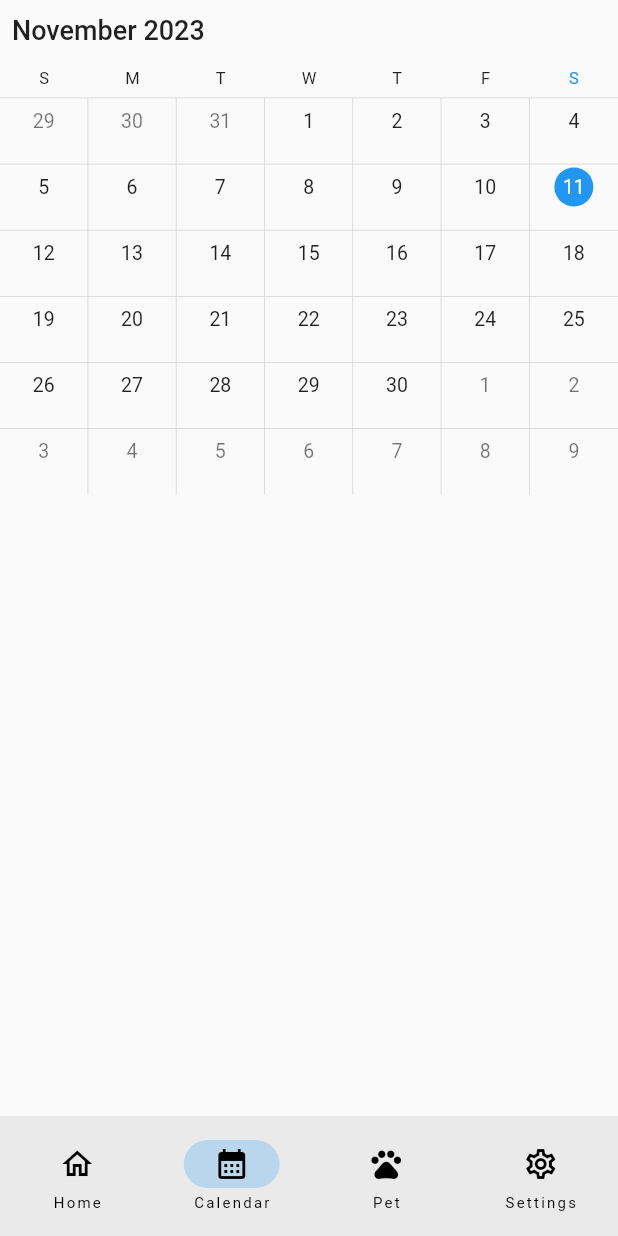
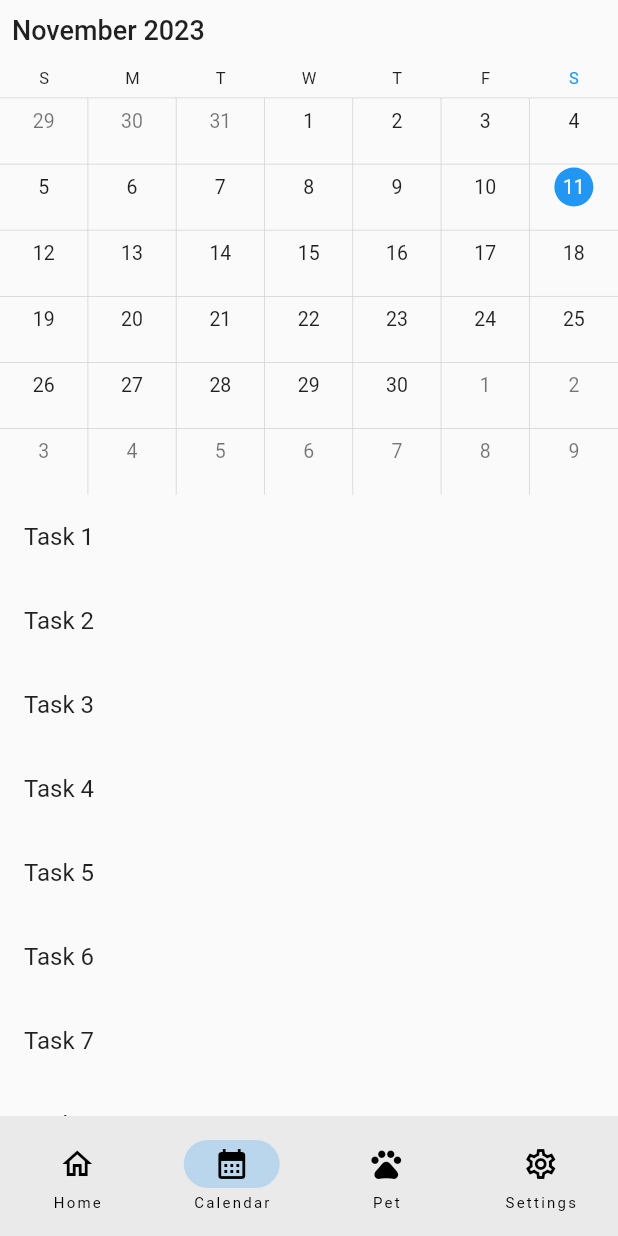
Before and after one commit to PawsitiveFocus/Pawsitive-Focus, a Flutter app: the screen it shows after launch, item 2 of the bottom bar chosen, on a phone screen of 412 x 824 dp. Run offline on Flutter 3.47's test engine with Material 2 defaults, Android fonts, the phone set to English and light mode, and no system bars; drawn by our look-alikes of syncfusion_flutter_calendar; our stand-ins replace numberpicker.

Commit message:
added tasks to calendar view

```diff
--- /dev/null
+++ b/lib/Models/CalendarModel.dart
@@ -0,0 +1,13 @@
+class CalendarModel {
+  List<String> tasks = [
+    'Task 1',
+    'Task 2',
+    'Task 3',
+    'Task 4',
+    'Task 5',
+    'Task 6',
+    'Task 7',
+    'Task 8',
+    'Task 9',
+  ];
+}
--- /dev/null
+++ b/lib/ViewModels/CalendarViewModel.dart
@@ -0,0 +1,18 @@
+import 'package:pawsitivefocus/Models/CalendarModel.dart';
+
+class CalendarViewModel {
+  final CalendarModel _model = CalendarModel();
+
+  List<String> get tasks => _model.tasks;
+
+  void addTask(String newTask) {
+    if (newTask.isNotEmpty) {
+      _model.tasks.add(newTask);
+    }
+  }
+  void deleteTask(int index) {
+    if (index >= 0 && index < tasks.length) {
+      tasks.removeAt(index);
+    }
+  }
+}
--- a/lib/Views/CalendarView.dart
+++ b/lib/Views/CalendarView.dart
@@ -1,5 +1,9 @@
 import 'package:flutter/material.dart';
 import 'package:syncfusion_flutter_calendar/calendar.dart';
+import 'package:pawsitivefocus/ViewModels/CalendarViewModel.dart';
+import 'package:pawsitivefocus/Models/CalendarModel.dart';
+
+
 
 class MyCalendarView extends StatefulWidget {
   @override
@@ -7,6 +11,8 @@ class MyCalendarView extends StatefulWidget {
 }
 
 class CalendarViewState extends State<MyCalendarView> {
+  final CalendarViewModel viewModel = CalendarViewModel();
+
   @override
   Widget build(BuildContext context) {
     return Scaffold(
@@ -20,7 +26,29 @@ class CalendarViewState extends State<MyCalendarView> {
           ),
           Container( //for bottom half of page
             height: MediaQuery.of(context).size.height * 0.6, // Take up half of the screen height
-
+    child: ListView.builder(
+    itemCount: viewModel.tasks.length,
+    itemBuilder: (context, index) {
+    return Dismissible(
+    key: Key(viewModel.tasks[index]),
+    direction: DismissDirection.horizontal,
+    onDismissed: (direction) {
+    setState(() {
+    viewModel.deleteTask(index);
+    });
+    },
+    background: Container(
+    color: Colors.red,
+    alignment: Alignment.centerLeft,
+    padding: EdgeInsets.symmetric(horizontal: 20.0),
+    child: Icon(Icons.delete, color: Colors.white),
+    ),
+    child: ListTile(
+    title: Text(viewModel.tasks[index]),
+    ),
+    );
+    },
+    ),
           ),
         ],
       ),
--- a/pubspec.yaml
+++ b/pubspec.yaml
@@ -33,6 +33,7 @@ dependencies:
   provider: ^6.1.0
   cupertino_icons: ^1.0.2
   numberpicker: ^2.1.2
+  table_calendar: ^3.0.9
 
 
   # The following adds the Cupertino Icons font to your application.
```
Also changed, not shown: lib/Views/HomepageView.dart (+28 -4 lines), pubspec.lock.
